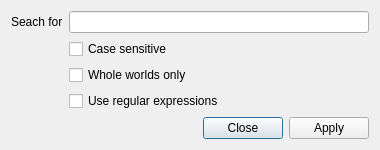
Qt form Src/TreeATEDev/dlgfind.ui (WilliamYinwei/TreeATE) before a commit.
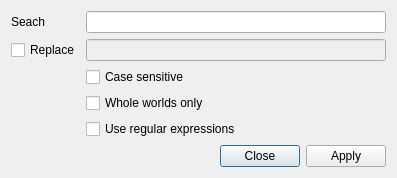
The same form after that commit.

What changed in the file:
```diff
--- a/Src/TreeATEDev/dlgfind.ui
+++ b/Src/TreeATEDev/dlgfind.ui
@@ -6,8 +6,8 @@
    <rect>
     <x>0</x>
     <y>0</y>
-    <width>359</width>
-    <height>131</height>
+    <width>391</width>
+    <height>161</height>
    </rect>
   </property>
   <property name="windowTitle">
@@ -16,14 +16,28 @@
   <layout class="QVBoxLayout" name="verticalLayout">
    <item>
     <layout class="QGridLayout" name="gridLayout">
-     <item row="3" column="1">
+     <item row="4" column="1">
       <widget class="QCheckBox" name="checkBox_regex">
        <property name="text">
         <string>Use regular expressions</string>
        </property>
       </widget>
      </item>
-     <item row="1" column="1">
+     <item row="0" column="0">
+      <widget class="QLabel" name="label">
+       <property name="text">
+        <string>Seach</string>
+       </property>
+      </widget>
+     </item>
+     <item row="3" column="1">
+      <widget class="QCheckBox" name="checkBox_whole">
+       <property name="text">
+        <string>Whole worlds only</string>
+       </property>
+      </widget>
+     </item>
+     <item row="2" column="1">
       <widget class="QCheckBox" name="checkBox_case">
        <property name="text">
         <string>Case sensitive</string>
@@ -46,17 +60,17 @@
        </property>
       </widget>
      </item>
-     <item row="2" column="1">
-      <widget class="QCheckBox" name="checkBox_whole">
+     <item row="1" column="0">
+      <widget class="QCheckBox" name="checkBox_replace">
        <property name="text">
-        <string>Whole worlds only</string>
+        <string>Replace</string>
        </property>
       </widget>
      </item>
-     <item row="0" column="0">
-      <widget class="QLabel" name="label">
-       <property name="text">
-        <string>Seach for</string>
+     <item row="1" column="1">
+      <widget class="QLineEdit" name="lineEdit_replace">
+       <property name="enabled">
+        <bool>false</bool>
        </property>
       </widget>
      </item>
```
